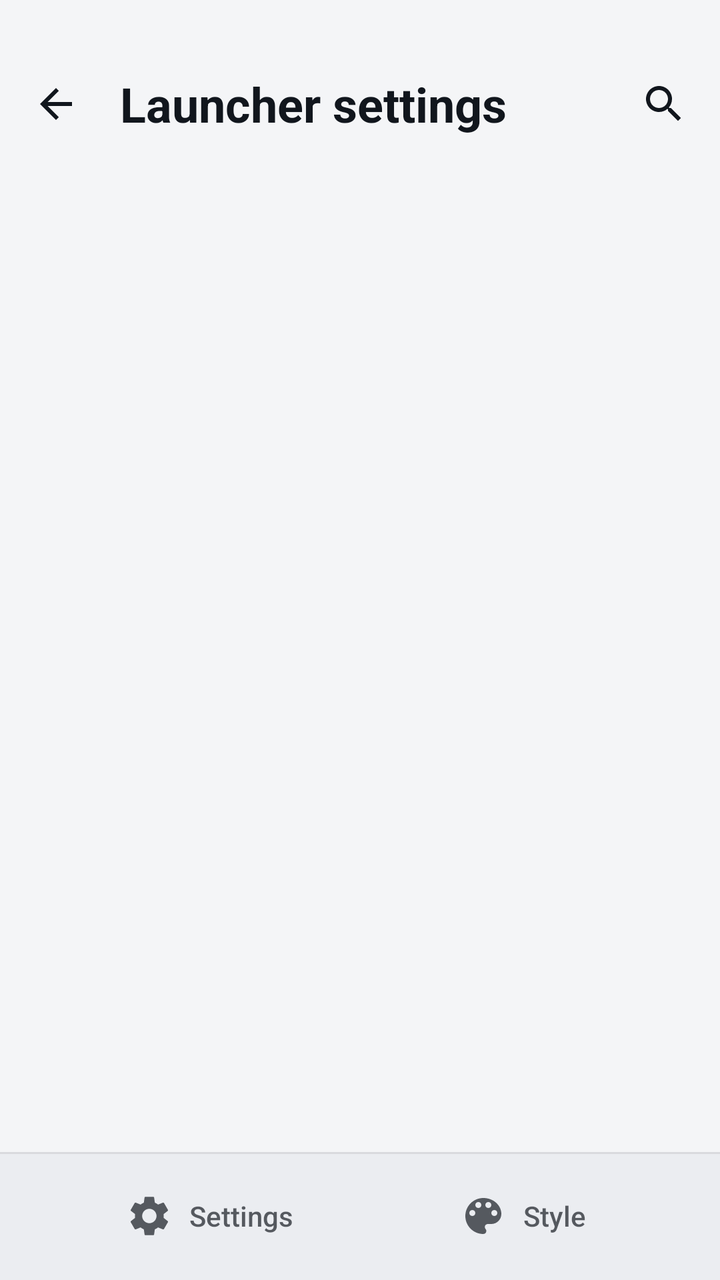
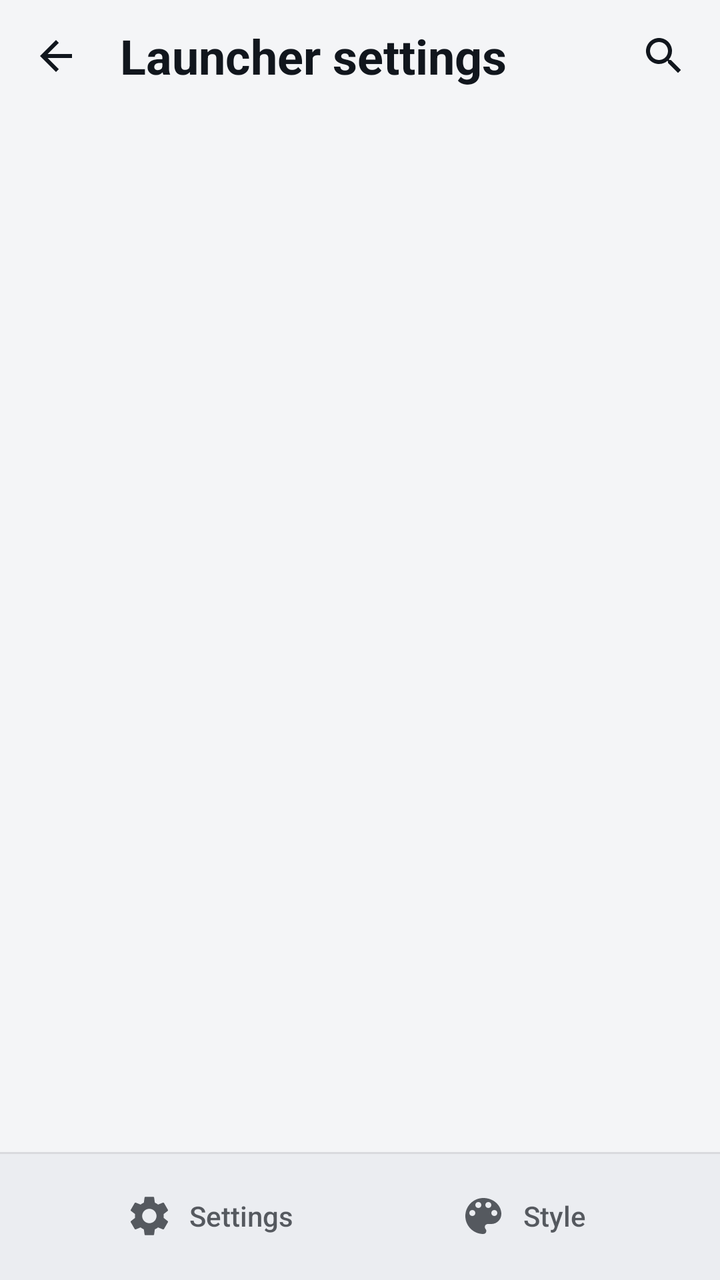

Screens rendered from an Android XML layout before and after an edit, with the pre-edit source and the edit as a unified diff.
<!-- AndroidManifest.xml: application theme Theme.Supernova -->
<!-- res/layout/activity_settings.xml -->
<?xml version="1.0" encoding="utf-8"?>
<LinearLayout xmlns:android="http://schemas.android.com/apk/res/android"
    xmlns:app="http://schemas.android.com/apk/res-auto"
    android:layout_width="match_parent"
    android:layout_height="match_parent"
    android:background="@color/background"
    android:defaultFocusHighlightEnabled="false"
    android:focusable="true"
    android:focusableInTouchMode="true"
    android:orientation="vertical">

    
    <androidx.coordinatorlayout.widget.CoordinatorLayout
        android:id="@+id/settingsCoordinator"
        android:layout_width="match_parent"
        android:layout_height="0dp"
        android:layout_weight="1">

        
        <com.google.android.material.appbar.AppBarLayout
            android:id="@+id/settingsAppBar"
            android:theme="@style/ThemeOverlay.Supernova.SettingsPage"
            android:layout_width="match_parent"
            android:layout_height="wrap_content"
            android:background="@android:color/transparent"
            app:elevation="0dp">

            
            <TextView
                android:id="@+id/rootTitle"
                android:layout_width="match_parent"
                android:layout_height="wrap_content"
                android:lineHeight="38sp"
                android:paddingHorizontal="@dimen/space_md"
                android:paddingTop="@dimen/space_xl"
                android:paddingBottom="@dimen/space_sm"
                android:text="@string/settings"
                android:textColor="@color/settingsText"
                android:textSize="@dimen/text_display"
                android:textStyle="bold"
                android:visibility="gone"
                app:layout_scrollFlags="scroll" />

            
            <LinearLayout
                android:id="@+id/settingsToolbar"
                android:layout_width="match_parent"
                android:layout_height="80dp"
                android:gravity="center_vertical"
                android:orientation="horizontal"
                android:paddingHorizontal="@dimen/space_xs"
                android:paddingTop="@dimen/space_lg">

                <ImageButton
                    android:id="@+id/backButton"
                    android:layout_width="48dp"
                    android:layout_height="48dp"
                    android:background="?attr/selectableItemBackgroundBorderless"
                    android:contentDescription="@string/back"
                    android:src="@drawable/ic_back"
                    app:tint="@color/settingsText" />

                <TextView
                    android:id="@+id/settingsTitle"
                    android:layout_width="0dp"
                    android:layout_height="wrap_content"
                    android:layout_marginStart="@dimen/space_sm"
                    android:layout_marginEnd="@dimen/space_sm"
                    android:ellipsize="end"
                    android:layout_weight="1"
                    android:maxLines="1"
                    android:text="@string/settings_title"
                    android:textColor="@color/settingsText"
                    android:textSize="@dimen/text_headline"
                    android:textStyle="bold" />

                
                <EditText
                    android:id="@+id/settingsSearchInput"
                    android:layout_width="0dp"
                    android:layout_height="wrap_content"
                    android:layout_marginStart="@dimen/space_sm"
                    android:layout_weight="1"
                    android:background="@android:color/transparent"
                    android:hint="@string/settings_search_hint"
                    android:imeOptions="actionSearch|flagNoExtractUi|flagNoFullscreen"
                    android:importantForAutofill="no"
                    android:inputType="text"
                    android:maxLines="1"
                    android:textColor="@color/settingsText"
                    android:textSize="@dimen/text_body"
                    android:visibility="gone" />

                <ImageButton
                    android:id="@+id/settingsSearchButton"
                    android:layout_width="48dp"
                    android:layout_height="48dp"
                    android:background="?attr/selectableItemBackgroundBorderless"
                    android:contentDescription="@string/settings_search_hint"
                    android:src="@drawable/ic_search"
                    app:tint="@color/settingsText" />
            </LinearLayout>

            
            <FrameLayout
                android:id="@+id/previewFrame"
                android:layout_width="match_parent"
                android:layout_height="wrap_content"
                android:paddingHorizontal="@dimen/space_md"
                android:paddingTop="@dimen/space_sm"
                android:visibility="gone">

                <com.supernova.launcher.ui.settings.preview.PreviewPane
                    android:id="@+id/previewPane"
                    android:layout_width="match_parent"
                    android:layout_height="wrap_content"
                    android:background="@drawable/bg_settings_preview"
                    android:minHeight="168dp"
                    android:paddingVertical="@dimen/space_sm" />
            </FrameLayout>

            
            <FrameLayout
                android:id="@+id/rootSearch"
                android:layout_width="match_parent"
                android:layout_height="wrap_content"
                android:paddingHorizontal="@dimen/space_md"
                android:paddingTop="@dimen/space_sm"
                android:paddingBottom="@dimen/space_sm"
                android:visibility="gone">

                <LinearLayout
                    android:id="@+id/rootSearchPill"
                    android:layout_width="match_parent"
                    android:layout_height="48dp"
                    android:background="@drawable/bg_settings_pill"
                    android:gravity="center_vertical"
                    android:orientation="horizontal"
                    android:paddingStart="@dimen/space_md"
                    android:paddingEnd="@dimen/space_xs">

                    <ImageView
                        android:layout_width="24dp"
                        android:layout_height="24dp"
                        android:importantForAccessibility="no"
                        android:src="@drawable/ic_search"
                        app:tint="@color/settingsTextSecondary" />

                    <EditText
                        android:id="@+id/rootSearchInput"
                        android:layout_width="0dp"
                        android:layout_height="match_parent"
                        android:layout_marginStart="@dimen/space_ms"
                        android:layout_weight="1"
                        android:background="@android:color/transparent"
                        android:hint="@string/settings_search_hint"
                        android:imeOptions="actionSearch|flagNoExtractUi|flagNoFullscreen"
                        android:importantForAutofill="no"
                        android:inputType="text"
                        android:maxLines="1"
                        android:textColor="@color/settingsText"
                        android:textColorHint="@color/settingsTextSecondary"
                        android:textSize="@dimen/text_body" />
                </LinearLayout>
            </FrameLayout>
        </com.google.android.material.appbar.AppBarLayout>

        <FrameLayout
            android:layout_width="match_parent"
            android:layout_height="match_parent"
            app:layout_behavior="@string/appbar_scrolling_view_behavior">

            <androidx.recyclerview.widget.RecyclerView
                android:id="@+id/settingsRecycler"
                android:theme="@style/ThemeOverlay.Supernova.SettingsPage"
                android:layout_width="match_parent"
                android:layout_height="match_parent"
                android:clipToPadding="false"
                android:paddingBottom="@dimen/space_lg" />

            
            <FrameLayout
                android:id="@+id/groupsPane"
                android:layout_width="match_parent"
                android:layout_height="match_parent"
                android:visibility="gone" />
        </FrameLayout>
    </androidx.coordinatorlayout.widget.CoordinatorLayout>

    
    <LinearLayout
        android:id="@+id/settingsTabs"
        android:layout_width="match_parent"
        android:layout_height="wrap_content"
        android:background="@drawable/bg_settings_nav"
        android:baselineAligned="false"
        android:gravity="center_vertical"
        android:orientation="horizontal"
        android:paddingVertical="@dimen/space_ms">

        <Space
            android:layout_width="0dp"
            android:layout_height="0dp"
            android:layout_weight="1" />

        <TextView
            android:id="@+id/tabSettings"
            style="@style/Widget.Supernova.SettingsTab"
            android:text="@string/settings"
            app:drawableStartCompat="@drawable/ic_tab_settings" />

        <Space
            android:layout_width="0dp"
            android:layout_height="0dp"
            android:layout_weight="1" />

        <TextView
            android:id="@+id/tabStyle"
            style="@style/Widget.Supernova.SettingsTab"
            android:text="@string/style_tab"
            app:drawableStartCompat="@drawable/ic_tab_style" />

        <Space
            android:layout_width="0dp"
            android:layout_height="0dp"
            android:layout_weight="1" />
    </LinearLayout>
</LinearLayout>
<!-- resources referenced by this layout -->
<resources>
  <color name="background">#F4F5F7</color>
  <color name="settingsText">@color/textPrimary</color>
  <color name="settingsTextSecondary">@color/textSecondary</color>
  <dimen name="space_lg">24dp</dimen>
  <dimen name="space_md">16dp</dimen>
  <dimen name="space_ms">12dp</dimen>
  <dimen name="space_sm">8dp</dimen>
  <dimen name="space_xl">32dp</dimen>
  <dimen name="space_xs">4dp</dimen>
  <dimen name="text_body">16sp</dimen>
  <dimen name="text_display">32sp</dimen>
  <dimen name="text_headline">24sp</dimen>
  <!-- drawable bg_settings_pill (drawable) -->
  <?xml version="1.0" encoding="utf-8"?>
  <shape xmlns:android="http://schemas.android.com/apk/res/android" android:shape="rectangle">
      <corners android:radius="24dp" />
      <solid android:color="@color/settingsPillBg" />
  </shape>
  <!-- drawable bg_settings_preview (drawable) -->
  <?xml version="1.0" encoding="utf-8"?>
  <shape xmlns:android="http://schemas.android.com/apk/res/android" android:shape="rectangle">
      <corners android:radius="20dp" />
      <solid android:color="@color/settingsPillBg" />
  </shape>
  <string name="back">Back</string>
  <string name="settings">Settings</string>
  <string name="settings_search_hint">Search settings</string>
  <string name="settings_title">Launcher settings</string>
  <string name="style_tab">Style</string>
  <color name="textPrimary">#11161D</color>
  <color name="textSecondary">#B011161D</color>
  <color name="settingsNav">#EBEDF1</color>
  <color name="settingsDivider">#14000000</color>
  <color name="settingsPillBg">#14000000</color>
  <color name="settingsPageHighlight">@color/rippleHighlight</color>
  <dimen name="space_ml">20dp</dimen>
  <dimen name="text_secondary">14sp</dimen>
  <color name="accent">#2E89FF</color>
  <color name="rippleHighlight">#1A000000</color>
  <color name="accentBlueText">@color/accentBlue</color>
  <style name="Widget.Supernova.RadioButton" parent="Widget.MaterialComponents.CompoundButton.RadioButton">
          <item name="buttonTint">@color/selection_control_tint</item>
          <item name="android:textColor">@color/textPrimary</item>
      </style>
  <style name="Widget.Supernova.Switch" parent="Widget.MaterialComponents.CompoundButton.Switch">
          <item name="android:textColor">@color/textPrimary</item>
      </style>
  <color name="surface">#FFFFFF</color>
  <color name="onAccent">#FFFFFFFF</color>
  <color name="accentBlue">#2E89FF</color>
  <color name="raised">#FFFFFF</color>
  <style name="ShapeAppearanceOverlay.Supernova.Dialog" parent="">
          <item name="cornerFamily">rounded</item>
          <item name="cornerSize">28dp</item>
      </style>
  <style name="TextAppearance.Supernova.DialogTitle" parent="MaterialAlertDialog.MaterialComponents.Title.Text">
          <item name="android:textColor">@color/textPrimary</item>
          <item name="android:textSize">@dimen/text_headline</item>
          <item name="android:fontFamily">sans-serif-medium</item>
      </style>
  <style name="TextAppearance.Supernova.DialogBody" parent="MaterialAlertDialog.MaterialComponents.Body.Text">
          <item name="android:textColor">@color/textSecondary</item>
          <item name="android:textSize">@dimen/text_body</item>
          <item name="android:lineSpacingMultiplier">1.15</item>
      </style>
  <style name="ShapeAppearanceOverlay.Supernova.BottomSheet" parent="">
          <item name="cornerFamily">rounded</item>
          <item name="cornerSizeTopLeft">28dp</item>
          <item name="cornerSizeTopRight">28dp</item>
          <item name="cornerSizeBottomLeft">0dp</item>
          <item name="cornerSizeBottomRight">0dp</item>
      </style>
  <!-- unchanged entries left out for length: 21 -->
</resources>

<!-- the commit's change to res/layout/activity_settings.xml (unified diff, before → after) -->
@@ -45,11 +45,10 @@
             <LinearLayout
                 android:id="@+id/settingsToolbar"
                 android:layout_width="match_parent"
-                android:layout_height="80dp"
+                android:layout_height="56dp"
                 android:gravity="center_vertical"
                 android:orientation="horizontal"
-                android:paddingHorizontal="@dimen/space_xs"
-                android:paddingTop="@dimen/space_lg">
+                android:paddingHorizontal="@dimen/space_xs">
 
                 <ImageButton
                     android:id="@+id/backButton"
